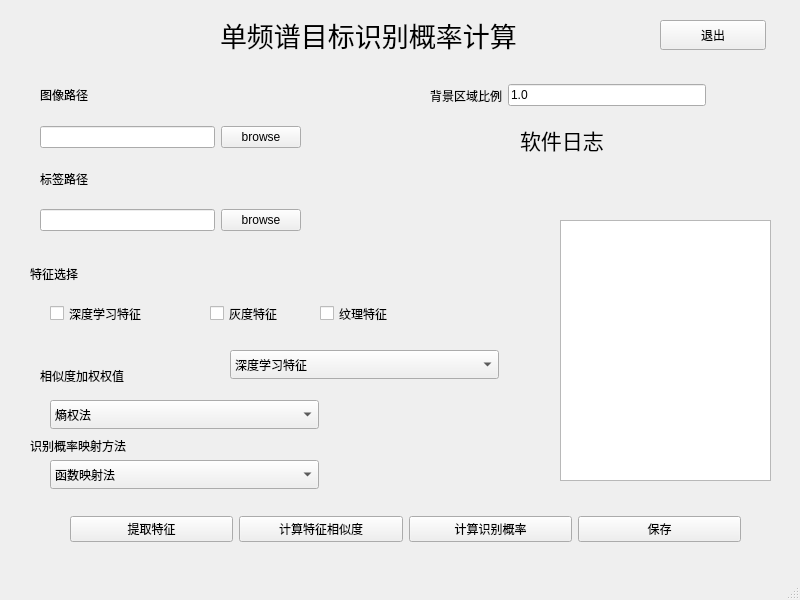
First picture: the form in v1/probability.ui, repository chongkuiqi/FTRP_app, before the edit.
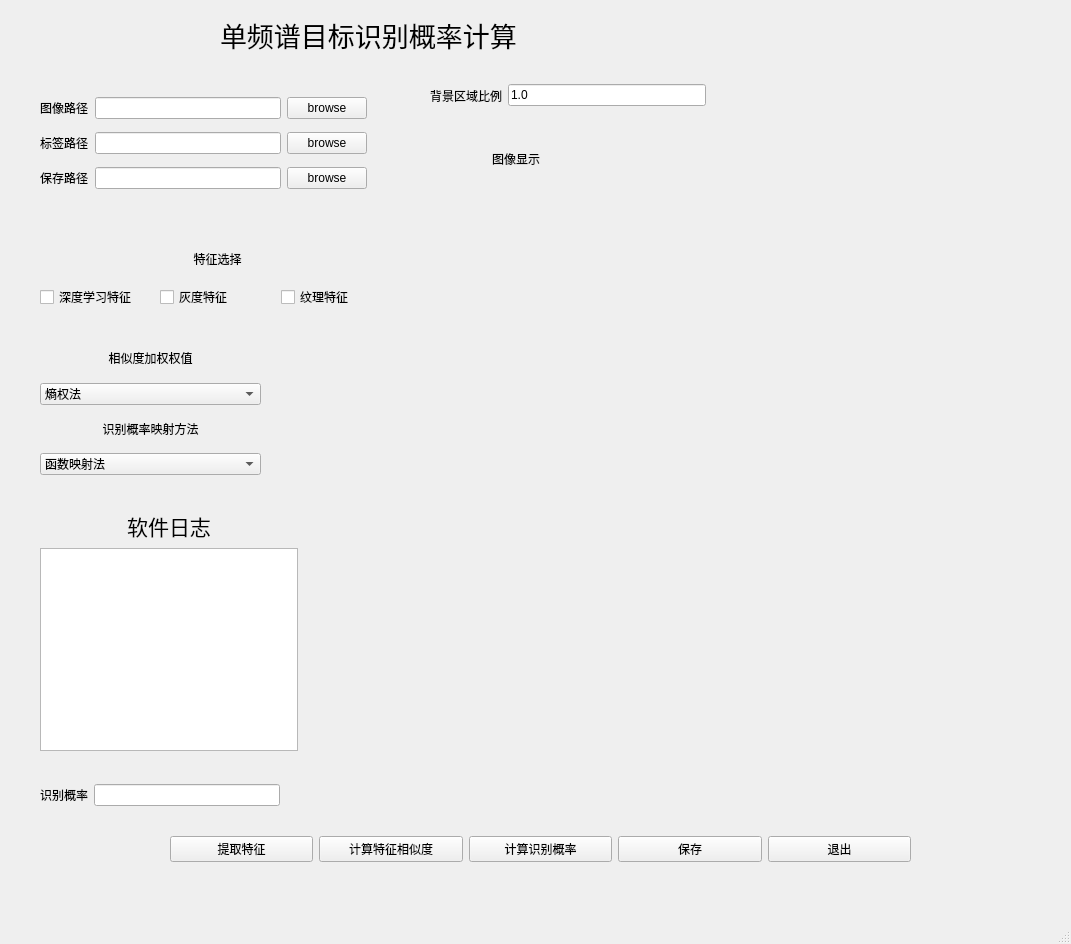
Second picture: the form after the edit.

Commit message: add deep/text features

Diff of the .ui file:
```diff
--- a/v1/probability.ui
+++ b/v1/probability.ui
@@ -6,8 +6,8 @@
    <rect>
     <x>0</x>
     <y>0</y>
-    <width>800</width>
-    <height>600</height>
+    <width>1071</width>
+    <height>944</height>
    </rect>
   </property>
   <property name="sizePolicy">
@@ -33,49 +33,65 @@
      <string>&lt;html&gt;&lt;head/&gt;&lt;body&gt;&lt;p&gt;&lt;span style=&quot; font-size:20pt;&quot;&gt;单频谱目标识别概率计算&lt;/span&gt;&lt;/p&gt;&lt;/body&gt;&lt;/html&gt;</string>
     </property>
    </widget>
-   <widget class="QPushButton" name="bu_exit">
-    <property name="geometry">
-     <rect>
-      <x>660</x>
-      <y>20</y>
-      <width>106</width>
-      <height>30</height>
-     </rect>
-    </property>
-    <property name="text">
-     <string>退出</string>
-    </property>
-   </widget>
-   <widget class="QLabel" name="label_log">
-    <property name="geometry">
-     <rect>
-      <x>520</x>
-      <y>120</y>
-      <width>131</width>
-      <height>41</height>
-     </rect>
-    </property>
-    <property name="text">
-     <string>&lt;html&gt;&lt;head/&gt;&lt;body&gt;&lt;p&gt;&lt;span style=&quot; font-size:16pt;&quot;&gt;软件日志&lt;/span&gt;&lt;/p&gt;&lt;/body&gt;&lt;/html&gt;</string>
-    </property>
-   </widget>
-   <widget class="QTextBrowser" name="text_log">
-    <property name="geometry">
-     <rect>
-      <x>560</x>
-      <y>220</y>
-      <width>211</width>
-      <height>261</height>
-     </rect>
-    </property>
-   </widget>
    <widget class="QWidget" name="layoutWidget">
     <property name="geometry">
      <rect>
+      <x>430</x>
+      <y>80</y>
+      <width>276</width>
+      <height>31</height>
+     </rect>
+    </property>
+    <layout class="QHBoxLayout" name="horizontalLayout_2">
+     <item>
+      <widget class="QLabel" name="label_bg_ratio">
+       <property name="text">
+        <string>背景区域比例</string>
+       </property>
+      </widget>
+     </item>
+     <item>
+      <widget class="QLineEdit" name="le_bg_ratio">
+       <property name="text">
+        <string>1.0</string>
+       </property>
+      </widget>
+     </item>
+    </layout>
+   </widget>
+   <widget class="QLabel" name="label_show_img">
+    <property name="geometry">
+     <rect>
+      <x>480</x>
+      <y>146</y>
+      <width>72</width>
+      <height>27</height>
+     </rect>
+    </property>
+    <property name="text">
+     <string>&lt;html&gt;&lt;head/&gt;&lt;body&gt;&lt;p align=&quot;center&quot;&gt;图像显示&lt;/p&gt;&lt;/body&gt;&lt;/html&gt;</string>
+    </property>
+   </widget>
+   <widget class="QLabel" name="labelImage">
+    <property name="geometry">
+     <rect>
+      <x>480</x>
+      <y>180</y>
+      <width>72</width>
+      <height>21</height>
+     </rect>
+    </property>
+    <property name="text">
+     <string/>
+    </property>
+   </widget>
+   <widget class="QWidget" name="">
+    <property name="geometry">
+     <rect>
       <x>40</x>
-      <y>70</y>
-      <width>261</width>
-      <height>161</height>
+      <y>90</y>
+      <width>327</width>
+      <height>106</height>
      </rect>
     </property>
     <layout class="QGridLayout" name="gridLayout">
@@ -86,136 +102,111 @@
        </property>
       </widget>
      </item>
-     <item row="1" column="0">
+     <item row="0" column="1">
       <widget class="QLineEdit" name="le_imgpath"/>
      </item>
-     <item row="1" column="1">
+     <item row="0" column="2">
       <widget class="QPushButton" name="bu_browse">
        <property name="text">
         <string>browse</string>
        </property>
       </widget>
      </item>
-     <item row="2" column="0">
+     <item row="1" column="0">
       <widget class="QLabel" name="label_gtpath">
        <property name="text">
         <string>标签路径</string>
        </property>
       </widget>
      </item>
-     <item row="3" column="0">
+     <item row="1" column="1">
       <widget class="QLineEdit" name="le_gtpath"/>
      </item>
-     <item row="3" column="1">
+     <item row="1" column="2">
       <widget class="QPushButton" name="bu_browse_gt">
        <property name="text">
         <string>browse</string>
        </property>
       </widget>
      </item>
-    </layout>
-   </widget>
-   <widget class="QWidget" name="layoutWidget">
-    <property name="geometry">
-     <rect>
-      <x>70</x>
-      <y>510</y>
-      <width>671</width>
-      <height>38</height>
-     </rect>
-    </property>
-    <layout class="QHBoxLayout" name="horizontalLayout">
-     <item>
-      <widget class="QPushButton" name="bu_extract">
+     <item row="2" column="0">
+      <widget class="QLabel" name="label_savepath">
        <property name="text">
-        <string>提取特征</string>
+        <string>保存路径</string>
        </property>
       </widget>
      </item>
-     <item>
-      <widget class="QPushButton" name="bu_similarity">
-       <property name="text">
-        <string>计算特征相似度</string>
-       </property>
-      </widget>
+     <item row="2" column="1">
+      <widget class="QLineEdit" name="le_savepath"/>
      </item>
-     <item>
-      <widget class="QPushButton" name="bu_probability">
+     <item row="2" column="2">
+      <widget class="QPushButton" name="bu_browse_save">
        <property name="text">
-        <string>计算识别概率</string>
+        <string>browse</string>
        </property>
       </widget>
      </item>
-     <item>
-      <widget class="QPushButton" name="bu_save">
-       <property name="text">
-        <string>保存</string>
-       </property>
-      </widget>
-     </item>
     </layout>
    </widget>
-   <widget class="QWidget" name="layoutWidget">
+   <widget class="QWidget" name="">
     <property name="geometry">
      <rect>
-      <x>430</x>
-      <y>80</y>
-      <width>276</width>
-      <height>31</height>
+      <x>40</x>
+      <y>240</y>
+      <width>355</width>
+      <height>69</height>
      </rect>
     </property>
-    <layout class="QHBoxLayout" name="horizontalLayout_2">
-     <item>
-      <widget class="QLabel" name="label_bg_ratio">
+    <layout class="QGridLayout" name="gridLayout_2">
+     <item row="1" column="2">
+      <widget class="QCheckBox" name="bu_text_fe">
        <property name="text">
-        <string>背景区域比例</string>
+        <string>纹理特征</string>
        </property>
       </widget>
      </item>
-     <item>
-      <widget class="QLineEdit" name="le_bg_ratio">
+     <item row="1" column="0">
+      <widget class="QCheckBox" name="bu_deep_fe">
        <property name="text">
-        <string>1.0</string>
+        <string>深度学习特征</string>
        </property>
       </widget>
      </item>
-    </layout>
-   </widget>
+     <item row="1" column="1">
+      <widget class="QCheckBox" name="bu_gray_fe">
+       <property name="text">
+        <string>灰度特征</string>
+       </property>
+      </widget>
+     </item>
+     <item row="0" column="0" colspan="3">
    <widget class="QLabel" name="label_feCase">
+       <property name="text">
+        <string>&lt;html&gt;&lt;head/&gt;&lt;body&gt;&lt;p align=&quot;center&quot;&gt;特征选择&lt;/p&gt;&lt;/body&gt;&lt;/html&gt;</string>
+       </property>
+      </widget>
+     </item>
+    </layout>
+   </widget>
+   <widget class="QWidget" name="">
     <property name="geometry">
      <rect>
-      <x>30</x>
-      <y>260</y>
-      <width>81</width>
-      <height>27</height>
+      <x>40</x>
+      <y>340</y>
+      <width>221</width>
+      <height>135</height>
      </rect>
     </property>
-    <property name="text">
-     <string>特征选择</string>
-    </property>
-   </widget>
+    <layout class="QGridLayout" name="gridLayout_3">
+     <item row="0" column="0">
    <widget class="QLabel" name="label_weightsCase">
-    <property name="geometry">
-     <rect>
-      <x>40</x>
-      <y>360</y>
-      <width>141</width>
-      <height>31</height>
-     </rect>
-    </property>
     <property name="text">
-     <string>相似度加权权值</string>
-    </property>
-   </widget>
+        <string>&lt;html&gt;&lt;head/&gt;&lt;body&gt;&lt;p align=&quot;center&quot;&gt;相似度加权权值&lt;/p&gt;&lt;/body&gt;&lt;/html&gt;</string>
+       </property>
+      </widget>
+     </item>
+     <item row="1" column="0">
    <widget class="QComboBox" name="CB_weights">
-    <property name="geometry">
-     <rect>
-      <x>50</x>
-      <y>400</y>
-      <width>269</width>
-      <height>29</height>
-     </rect>
-    </property>
     <item>
      <property name="text">
       <string>熵权法</string>
@@ -232,28 +223,16 @@
      </property>
     </item>
    </widget>
+     </item>
+     <item row="2" column="0">
    <widget class="QLabel" name="label_mapCase">
-    <property name="geometry">
-     <rect>
-      <x>30</x>
-      <y>420</y>
-      <width>141</width>
-      <height>51</height>
-     </rect>
-    </property>
     <property name="text">
-     <string>识别概率映射方法</string>
-    </property>
-   </widget>
+        <string>&lt;html&gt;&lt;head/&gt;&lt;body&gt;&lt;p align=&quot;center&quot;&gt;识别概率映射方法&lt;/p&gt;&lt;/body&gt;&lt;/html&gt;</string>
+       </property>
+      </widget>
+     </item>
+     <item row="3" column="0">
    <widget class="QComboBox" name="CB_map">
-    <property name="geometry">
-     <rect>
-      <x>50</x>
-      <y>460</y>
-      <width>269</width>
-      <height>29</height>
-     </rect>
-    </property>
     <item>
      <property name="text">
       <string>函数映射法</string>
@@ -265,69 +244,99 @@
      </property>
     </item>
    </widget>
-   <widget class="QCheckBox" name="bu_deep_fe">
+     </item>
+    </layout>
+   </widget>
+   <widget class="QWidget" name="">
     <property name="geometry">
      <rect>
-      <x>50</x>
-      <y>300</y>
-      <width>131</width>
-      <height>27</height>
+      <x>40</x>
+      <y>510</y>
+      <width>258</width>
+      <height>241</height>
      </rect>
     </property>
+    <layout class="QGridLayout" name="gridLayout_4">
+     <item row="0" column="0">
+      <widget class="QLabel" name="label_log">
     <property name="text">
-     <string>深度学习特征</string>
-    </property>
-   </widget>
-   <widget class="QCheckBox" name="bu_gray_fe">
+        <string>&lt;html&gt;&lt;head/&gt;&lt;body&gt;&lt;p align=&quot;center&quot;&gt;&lt;span style=&quot; font-size:16pt;&quot;&gt;软件日志&lt;/span&gt;&lt;/p&gt;&lt;/body&gt;&lt;/html&gt;</string>
+       </property>
+      </widget>
+     </item>
+     <item row="1" column="0">
+      <widget class="QTextBrowser" name="text_log"/>
+     </item>
+    </layout>
+   </widget>
+   <widget class="QWidget" name="">
     <property name="geometry">
      <rect>
-      <x>210</x>
-      <y>300</y>
-      <width>131</width>
-      <height>27</height>
+      <x>170</x>
+      <y>830</y>
+      <width>741</width>
+      <height>38</height>
      </rect>
     </property>
+    <layout class="QGridLayout" name="gridLayout_5">
+     <item row="0" column="0">
+      <widget class="QPushButton" name="bu_extract">
     <property name="text">
-     <string>灰度特征</string>
-    </property>
-   </widget>
-   <widget class="QCheckBox" name="bu_text_fe">
-    <property name="geometry">
-     <rect>
-      <x>320</x>
-      <y>300</y>
-      <width>131</width>
-      <height>27</height>
-     </rect>
-    </property>
+        <string>提取特征</string>
+       </property>
+      </widget>
+     </item>
+     <item row="0" column="1">
+      <widget class="QPushButton" name="bu_similarity">
     <property name="text">
-     <string>纹理特征</string>
-    </property>
-   </widget>
-   <widget class="QComboBox" name="CB_fe">
-    <property name="geometry">
-     <rect>
-      <x>230</x>
-      <y>350</y>
-      <width>269</width>
-      <height>29</height>
-     </rect>
-    </property>
-    <item>
+        <string>计算特征相似度</string>
+       </property>
+      </widget>
+     </item>
+     <item row="0" column="2">
+      <widget class="QPushButton" name="bu_probability">
+       <property name="text">
+        <string>计算识别概率</string>
+       </property>
+      </widget>
+     </item>
+     <item row="0" column="3">
+      <widget class="QPushButton" name="bu_save">
      <property name="text">
-      <string>深度学习特征</string>
-     </property>
-    </item>
-    <item>
+        <string>保存</string>
+       </property>
+      </widget>
+     </item>
+     <item row="0" column="4">
+      <widget class="QPushButton" name="bu_exit">
      <property name="text">
-      <string>灰度特征</string>
-     </property>
-    </item>
-    <item>
+        <string>退出</string>
+       </property>
+      </widget>
+     </item>
+    </layout>
+   </widget>
+   <widget class="QWidget" name="">
+    <property name="geometry">
+     <rect>
+      <x>40</x>
+      <y>780</y>
+      <width>240</width>
+      <height>31</height>
+     </rect>
+    </property>
+    <layout class="QGridLayout" name="gridLayout_6">
+     <item row="0" column="0">
+      <widget class="QLabel" name="label_probability">
      <property name="text">
-      <string>纹理特征</string>
-     </property>
-    </item>
+        <string>识别概率</string>
+       </property>
+      </widget>
+     </item>
+     <item row="0" column="1">
+      <widget class="QLineEdit" name="le_probability"/>
+     </item>
+    </layout>
    </widget>
   </widget>
   <widget class="QMenuBar" name="menubar">
```
Left out of the diff: 2 changed lines with no effect on the pictures. Lines whose indentation alone changed are shown as unchanged. The commit also changes 28 other files.
